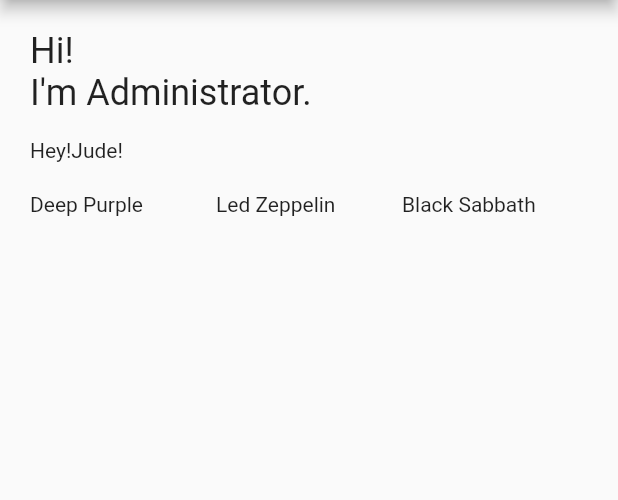
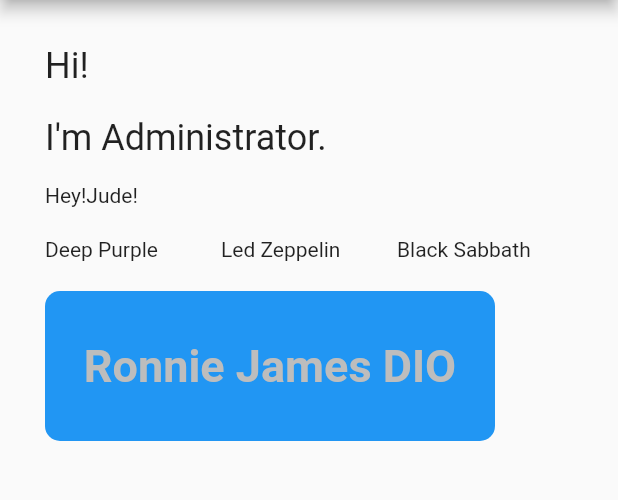
Before and after one commit to academy3746/udemy_lecture, a Flutter app: the MainScreen screen opened by its route, on a phone screen of 412 x 824 dp, the part 84-584 px from its top. Run offline on Flutter 3.47's test engine with Material 2 defaults, Android fonts, the light colour scheme and no system bars.

Commit message:
1. 2nd Challenge

```diff
--- a/lib/features/main_screen/main_screen.dart
+++ b/lib/features/main_screen/main_screen.dart
@@ -22,28 +22,31 @@
           ),
         ),
       ),
-      body: const Padding(
-        padding: EdgeInsets.all(20),
+      body: Padding(
+        padding: const EdgeInsets.all(30),
         child: Column(
           mainAxisAlignment: MainAxisAlignment.start,
           crossAxisAlignment: CrossAxisAlignment.start,
           children: [
-            Text(
+            const Text(
               "Hi!",
               style: TextStyle(
                 fontSize: 24,
               ),
             ),
-            Text(
+            const SizedBox(
+              height: 20,
+            ),
+            const Text(
               "I'm Administrator.",
               style: TextStyle(
                 fontSize: 24,
               ),
             ),
-            SizedBox(
+            const SizedBox(
               height: 16,
             ),
-            Row(
+            const Row(
               mainAxisAlignment: MainAxisAlignment.start,
               crossAxisAlignment: CrossAxisAlignment.center,
               children: [
@@ -51,10 +54,10 @@
                 Text("Jude!"),
               ],
             ),
-            SizedBox(
+            const SizedBox(
               height: 20,
             ),
-            Row(
+            const Row(
               children: [
                 Expanded(
                   child: Text("Deep Purple"),
@@ -67,6 +70,27 @@
                 ),
               ],
             ),
+            Container(
+              decoration: BoxDecoration(
+                borderRadius: BorderRadius.circular(10),
+                color: Colors.blue,
+              ),
+              margin: const EdgeInsets.only(
+                top: 20,
+                bottom: 20,
+              ),
+              width: 300,
+              height: 100,
+              alignment: Alignment.center,
+              child: Text(
+                "Ronnie James DIO",
+                style: TextStyle(
+                  fontSize: 30,
+                  color: Colors.grey.shade400,
+                  fontWeight: FontWeight.w600,
+                ),
+              ),
+            ),
           ],
         ),
       ),
--- a/lib/features/splash_screen/splash_screen.dart
+++ b/lib/features/splash_screen/splash_screen.dart
@@ -1,3 +1,5 @@
+import 'dart:async';
+
 import 'package:flutter/material.dart';
 import 'package:udemy_lecture/features/main_screen/main_screen.dart';
 
@@ -8,12 +10,12 @@
 
   @override
   Widget build(BuildContext context) {
-    Future.delayed(
-      const Duration(seconds: 3),
-      () {
-        Navigator.pushNamed(context, MainScreen.routeName);
-      },
-    );
+    Timer(const Duration(seconds: 3), () {
+      Navigator.pushReplacementNamed(
+        context,
+        MainScreen.routeName,
+      );
+    });
 
     return const Scaffold(
       backgroundColor: Colors.blue,
```
